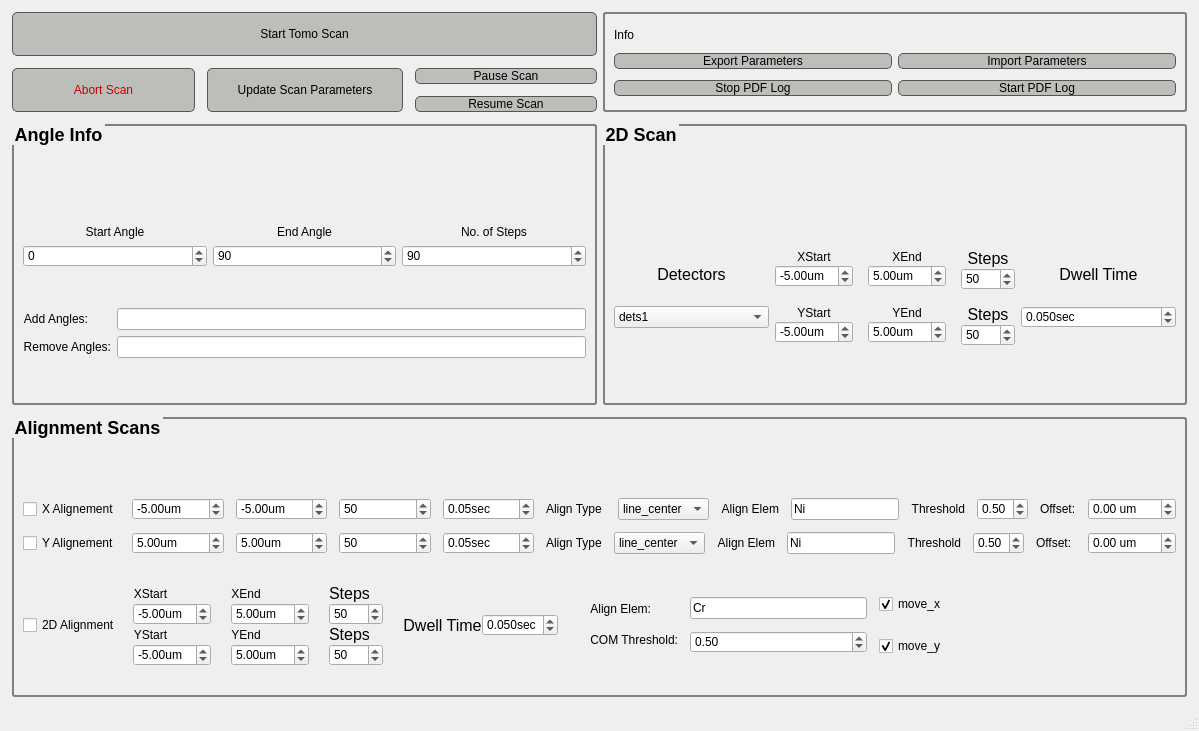
Old version of the form Scan/ui_files/zp_xanes_ui.ui in the repository pattammattel/HXN_GUI.
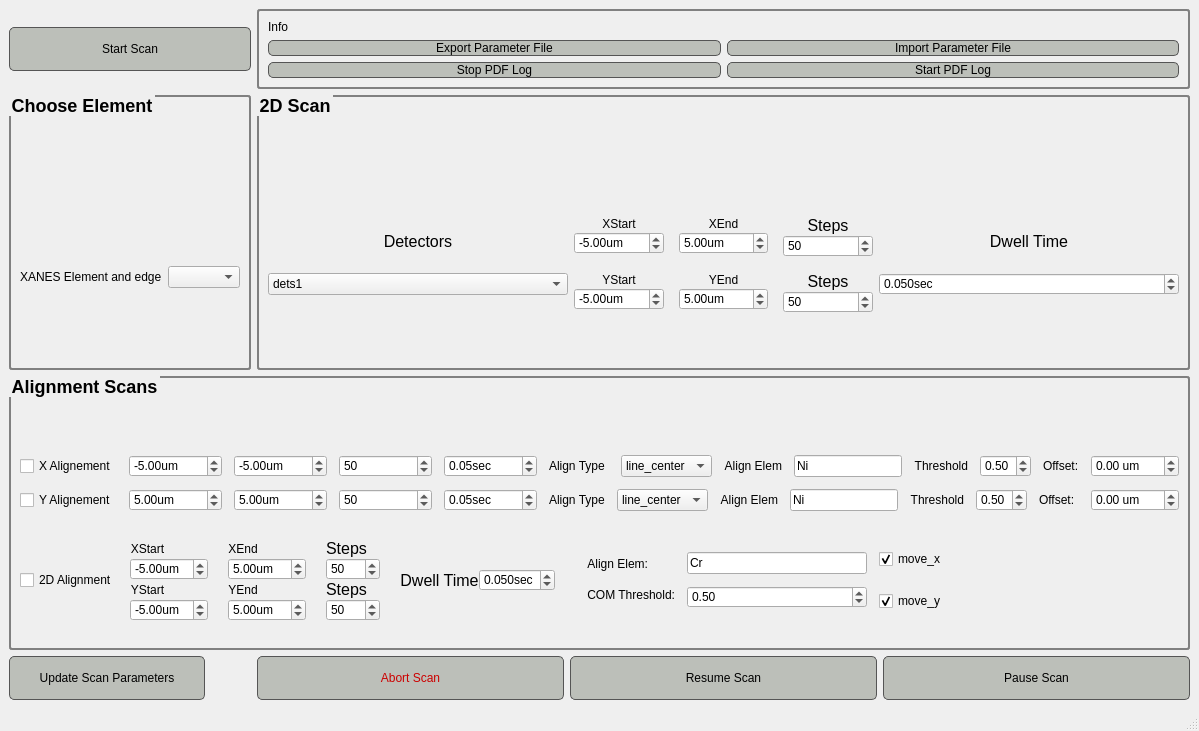
New version of the form.

What changed in the file:
```diff
--- a/Scan/ui_files/zp_xanes_ui.ui
+++ b/Scan/ui_files/zp_xanes_ui.ui
@@ -83,22 +83,7 @@
 </string>
   </property>
   <widget class="QWidget" name="centralwidget">
-   <layout class="QGridLayout" name="gridLayout_31">
-    <property name="leftMargin">
-     <number>12</number>
-    </property>
-    <property name="topMargin">
-     <number>12</number>
-    </property>
-    <property name="rightMargin">
-     <number>12</number>
-    </property>
-    <property name="bottomMargin">
-     <number>12</number>
-    </property>
-    <property name="verticalSpacing">
-     <number>12</number>
-    </property>
+   <layout class="QGridLayout" name="gridLayout_23">
     <item row="0" column="0">
      <layout class="QGridLayout" name="gridLayout_28">
       <property name="spacing">
@@ -108,87 +93,14 @@
        <widget class="QPushButton" name="pb_start_scan">
         <property name="text">
          <string>
-Start Tomo Scan
+Start Scan
 </string>
         </property>
        </widget>
       </item>
-      <item row="1" column="0">
-       <layout class="QGridLayout" name="gridLayout_27">
-        <item row="0" column="3">
-         <layout class="QGridLayout" name="gridLayout_22">
-          <item row="1" column="0">
-           <widget class="QPushButton" name="pb_resume_scan">
-            <property name="sizePolicy">
-             <sizepolicy hsizetype="Preferred" vsizetype="Fixed">
-              <horstretch>0</horstretch>
-              <verstretch>0</verstretch>
-             </sizepolicy>
-            </property>
-            <property name="styleSheet">
-             <string notr="true"/>
-            </property>
-            <property name="text">
-             <string>Resume Scan</string>
-            </property>
-           </widget>
-          </item>
-          <item row="0" column="0">
-           <widget class="QPushButton" name="pb_pause_scan">
-            <property name="sizePolicy">
-             <sizepolicy hsizetype="Preferred" vsizetype="Fixed">
-              <horstretch>0</horstretch>
-              <verstretch>0</verstretch>
-             </sizepolicy>
-            </property>
-            <property name="styleSheet">
-             <string notr="true"/>
-            </property>
-            <property name="text">
-             <string>Pause Scan</string>
-            </property>
-           </widget>
-          </item>
-         </layout>
-        </item>
-        <item row="0" column="1">
-         <widget class="QPushButton" name="pb_abort_scan">
-          <property name="sizePolicy">
-           <sizepolicy hsizetype="Preferred" vsizetype="Fixed">
-            <horstretch>0</horstretch>
-            <verstretch>0</verstretch>
-           </sizepolicy>
-          </property>
-          <property name="styleSheet">
-           <string notr="true">color: rgb(204, 0, 0);</string>
-          </property>
-          <property name="text">
-           <string>
-Abort Scan
-</string>
-          </property>
-         </widget>
-        </item>
-        <item row="0" column="2">
-         <widget class="QPushButton" name="pb_update_scan">
-          <property name="sizePolicy">
-           <sizepolicy hsizetype="Fixed" vsizetype="Fixed">
-            <horstretch>0</horstretch>
-            <verstretch>0</verstretch>
-           </sizepolicy>
-          </property>
-          <property name="text">
-           <string>                                 
-Update Scan Parameters 
-                                                          </string>
-          </property>
-         </widget>
-        </item>
-       </layout>
-      </item>
      </layout>
     </item>
-    <item row="0" column="1">
+    <item row="0" column="1" colspan="3">
      <widget class="QGroupBox" name="groupBox_3">
       <property name="sizePolicy">
        <sizepolicy hsizetype="Preferred" vsizetype="Preferred">
@@ -222,7 +134,7 @@
           </sizepolicy>
          </property>
          <property name="text">
-          <string>Export Parameters</string>
+          <string>Export Parameter File</string>
          </property>
         </widget>
        </item>
@@ -235,7 +147,7 @@
           </sizepolicy>
          </property>
          <property name="text">
-          <string>Import Parameters</string>
+          <string>Import Parameter File</string>
          </property>
         </widget>
        </item>
@@ -271,10 +183,10 @@
     <item row="1" column="0">
      <widget class="QGroupBox" name="groupBox_5">
       <property name="title">
-       <string>Angle Info</string>
+       <string>Choose Element</string>
       </property>
       <layout class="QGridLayout" name="gridLayout_29">
-       <item row="0" column="0">
+       <item row="0" column="1">
         <widget class="QLabel" name="label_13">
          <property name="sizePolicy">
           <sizepolicy hsizetype="Preferred" vsizetype="Fixed">
@@ -287,185 +199,20 @@
          </property>
         </widget>
        </item>
-       <item row="3" column="0" colspan="2">
-        <layout class="QGridLayout" name="gridLayout_26">
-         <item row="1" column="1">
-          <widget class="QLineEdit" name="le_remove_angles">
-           <property name="sizePolicy">
-            <sizepolicy hsizetype="Preferred" vsizetype="Fixed">
-             <horstretch>0</horstretch>
-             <verstretch>0</verstretch>
-            </sizepolicy>
-           </property>
-          </widget>
-         </item>
-         <item row="0" column="0" rowspan="2">
-          <layout class="QGridLayout" name="gridLayout_25">
-           <item row="0" column="0">
-            <widget class="QLabel" name="label_3">
-             <property name="sizePolicy">
-              <sizepolicy hsizetype="Fixed" vsizetype="Preferred">
-               <horstretch>0</horstretch>
-               <verstretch>0</verstretch>
-              </sizepolicy>
-             </property>
-             <property name="text">
-              <string>Add Angles:</string>
-             </property>
-             <property name="alignment">
-              <set>Qt::AlignRight|Qt::AlignTrailing|Qt::AlignVCenter</set>
-             </property>
-            </widget>
-           </item>
-           <item row="1" column="0">
-            <widget class="QLabel" name="label_4">
-             <property name="sizePolicy">
-              <sizepolicy hsizetype="Fixed" vsizetype="Preferred">
-               <horstretch>0</horstretch>
-               <verstretch>0</verstretch>
-              </sizepolicy>
-             </property>
-             <property name="text">
-              <string>Remove Angles:</string>
-             </property>
-             <property name="alignment">
-              <set>Qt::AlignRight|Qt::AlignTrailing|Qt::AlignVCenter</set>
-             </property>
-            </widget>
-           </item>
-          </layout>
-         </item>
-         <item row="0" column="1">
-          <widget class="QLineEdit" name="le_add_angles">
-           <property name="sizePolicy">
-            <sizepolicy hsizetype="Preferred" vsizetype="Fixed">
-             <horstretch>0</horstretch>
-             <verstretch>0</verstretch>
-            </sizepolicy>
-           </property>
-          </widget>
-         </item>
-        </layout>
+       <item row="1" column="1">
+        <widget class="QComboBox" name="comboBox_2"/>
        </item>
-       <item row="2" column="0" colspan="2">
-        <layout class="QGridLayout" name="gridLayout_23">
-         <item row="0" column="0">
-          <layout class="QVBoxLayout" name="verticalLayout">
-           <item>
-            <widget class="QLabel" name="label_40">
-             <property name="sizePolicy">
-              <sizepolicy hsizetype="Preferred" vsizetype="Fixed">
-               <horstretch>0</horstretch>
-               <verstretch>0</verstretch>
-              </sizepolicy>
-             </property>
-             <property name="text">
-              <string>Start Angle</string>
-             </property>
-             <property name="alignment">
-              <set>Qt::AlignCenter</set>
-             </property>
-            </widget>
-           </item>
-           <item>
-            <widget class="QSpinBox" name="sb_start_angle">
-             <property name="sizePolicy">
-              <sizepolicy hsizetype="Preferred" vsizetype="Fixed">
-               <horstretch>0</horstretch>
-               <verstretch>0</verstretch>
-              </sizepolicy>
-             </property>
-             <property name="minimum">
-              <number>-120</number>
-             </property>
-             <property name="maximum">
-              <number>120</number>
-             </property>
-            </widget>
-           </item>
-          </layout>
-         </item>
-         <item row="0" column="1">
-          <layout class="QVBoxLayout" name="verticalLayout_2">
-           <item>
-            <widget class="QLabel" name="label_50">
-             <property name="sizePolicy">
-              <sizepolicy hsizetype="Preferred" vsizetype="Fixed">
-               <horstretch>0</horstretch>
-               <verstretch>0</verstretch>
-              </sizepolicy>
-             </property>
-             <property name="text">
-              <string>End Angle</string>
-             </property>
-             <property name="alignment">
-              <set>Qt::AlignCenter</set>
-             </property>
-            </widget>
-           </item>
-           <item>
-            <widget class="QSpinBox" name="sb_end_angle">
-             <property name="sizePolicy">
-              <sizepolicy hsizetype="Preferred" vsizetype="Fixed">
-               <horstretch>0</horstretch>
-               <verstretch>0</verstretch>
-              </sizepolicy>
-             </property>
-             <property name="minimum">
-              <number>-120</number>
-             </property>
-             <property name="maximum">
-              <number>120</number>
-             </property>
-             <property name="value">
-              <number>90</number>
-             </property>
-            </widget>
-           </item>
-          </layout>
-         </item>
-         <item row="0" column="2">
-          <layout class="QVBoxLayout" name="verticalLayout_3">
-           <item>
-            <widget class="QLabel" name="label_60">
-             <property name="sizePolicy">
-              <sizepolicy hsizetype="Preferred" vsizetype="Fixed">
-               <horstretch>0</horstretch>
-               <verstretch>0</verstretch>
-              </sizepolicy>
-             </property>
-             <property name="text">
-              <string>No. of Steps</string>
-             </property>
-             <property name="alignment">
-              <set>Qt::AlignCenter</set>
-             </property>
-            </widget>
-           </item>
-           <item>
-            <widget class="QSpinBox" name="sb_angle_num">
-             <property name="sizePolicy">
-              <sizepolicy hsizetype="Preferred" vsizetype="Fixed">
-               <horstretch>0</horstretch>
-               <verstretch>0</verstretch>
-              </sizepolicy>
-             </property>
-             <property name="maximum">
-              <number>500</number>
-             </property>
-             <property name="value">
-              <number>90</number>
-             </property>
-            </widget>
-           </item>
-          </layout>
-         </item>
-        </layout>
+       <item row="1" column="0">
+        <widget class="QLabel" name="label_3">
+         <property name="text">
+          <string>XANES Element and edge</string>
+         </property>
+        </widget>
        </item>
       </layout>
      </widget>
     </item>
-    <item row="1" column="1">
+    <item row="1" column="1" colspan="3">
      <widget class="QGroupBox" name="groupBox_2">
       <property name="sizePolicy">
        <sizepolicy hsizetype="Preferred" vsizetype="Preferred">
@@ -975,7 +722,7 @@
       </layout>
      </widget>
     </item>
-    <item row="2" column="0" colspan="2">
+    <item row="2" column="0" colspan="4">
      <widget class="QGroupBox" name="groupBox">
       <property name="title">
        <string>Alignment Scans</string>
@@ -2067,6 +1814,71 @@
       </layout>
      </widget>
     </item>
+    <item row="3" column="0">
+     <widget class="QPushButton" name="pb_update_scan">
+      <property name="sizePolicy">
+       <sizepolicy hsizetype="Fixed" vsizetype="Fixed">
+        <horstretch>0</horstretch>
+        <verstretch>0</verstretch>
+       </sizepolicy>
+      </property>
+      <property name="text">
+       <string>                                 
+Update Scan Parameters 
+                                                          </string>
+      </property>
+     </widget>
+    </item>
+    <item row="3" column="1">
+     <widget class="QPushButton" name="pb_abort_scan">
+      <property name="sizePolicy">
+       <sizepolicy hsizetype="Preferred" vsizetype="Fixed">
+        <horstretch>0</horstretch>
+        <verstretch>0</verstretch>
+       </sizepolicy>
+      </property>
+      <property name="styleSheet">
+       <string notr="true">color: rgb(204, 0, 0);</string>
+      </property>
+      <property name="text">
+       <string>
+Abort Scan
+</string>
+      </property>
+     </widget>
+    </item>
+    <item row="3" column="2">
+     <widget class="QPushButton" name="pb_resume_scan">
+      <property name="sizePolicy">
+       <sizepolicy hsizetype="Preferred" vsizetype="Preferred">
+        <horstretch>0</horstretch>
+        <verstretch>0</verstretch>
+       </sizepolicy>
+      </property>
+      <property name="styleSheet">
+       <string notr="true"/>
+      </property>
+      <property name="text">
+       <string>Resume Scan</string>
+      </property>
+     </widget>
+    </item>
+    <item row="3" column="3">
+     <widget class="QPushButton" name="pb_pause_scan">
+      <property name="sizePolicy">
+       <sizepolicy hsizetype="Preferred" vsizetype="Preferred">
+        <horstretch>0</horstretch>
+        <verstretch>0</verstretch>
+       </sizepolicy>
+      </property>
+      <property name="styleSheet">
+       <string notr="true"/>
+      </property>
+      <property name="text">
+       <string>Pause Scan</string>
+      </property>
+     </widget>
+    </item>
    </layout>
   </widget>
   <widget class="QMenuBar" name="menubar">
```
